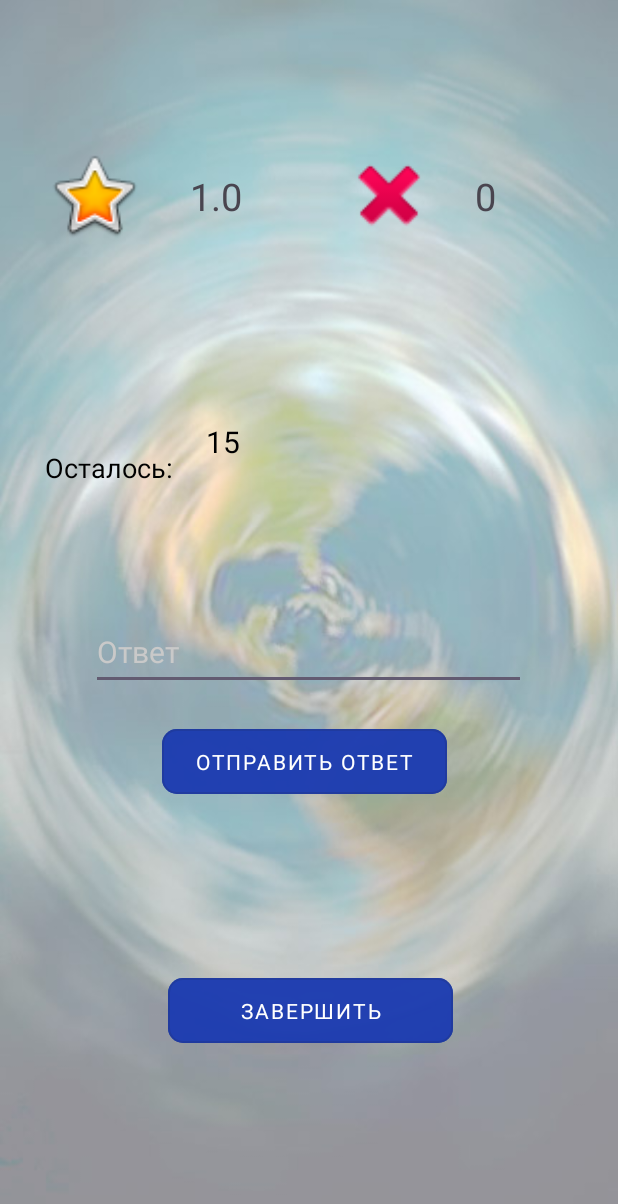
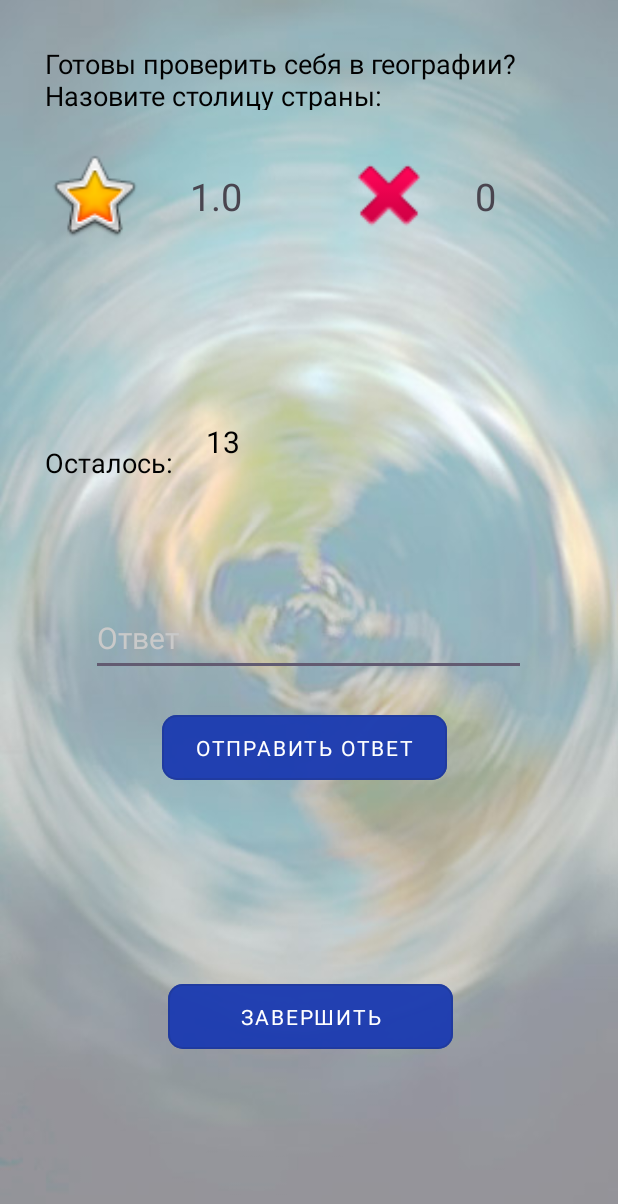
Before and after one commit to Pavel505/ProgrammKINO, an Android app: the TreningActivity screen opened directly, with no data from a screen before it, after a tap on "ОТПРАВИТЬ ОТВЕТ", on a phone screen of 412 x 824 dp. Shown: the top 1204 px of the screen. Run offline under Robolectric (Android 15) with nearby library versions, the phone set to English and light mode, and no system bars; our stand-ins replace Firebase (no records; nobody signed in at launch, a user with empty details on screens opened directly).

Commit message:
Устранение мелких багов

```diff
--- a/app/src/main/java/com/example/progkino3/TreningActivity.java
+++ b/app/src/main/java/com/example/progkino3/TreningActivity.java
@@ -46,7 +46,7 @@ public class TreningActivity extends AppCompatActivity {
     private List<String> listData_capital;
     public int id_q, counter_question, ost_time,no_answer ;
     public float counter;
-    TextView text_answers,text_answers_all,text_time;
+    TextView text_answers,text_answers_all,text_time,text_zagolovok ;
     DatabaseReference  treningGeo1,  ratings;
     EditText editTextAnswer;
     FirebaseDatabase db;
@@ -60,11 +60,13 @@ public class TreningActivity extends AppCompatActivity {
     }
 
     private void init(){
+        text_zagolovok = findViewById(R.id.text_question_zagolovok1);
         text_time = findViewById(R.id.text_time);
         editTextAnswer = findViewById(R.id.answer_capital);
         listView = findViewById(R.id.listCountry);
         text_answers = findViewById(R.id.text_answers);
         text_answers_all = findViewById(R.id.text_answers_all);
+        text_zagolovok.setText("Готовы проверить себя в географии? Назовите столицу страны:");
         text_answers.setText("0");
         text_answers_all.setText("0");
         text_time.setText("10");
@@ -78,7 +80,7 @@ public class TreningActivity extends AppCompatActivity {
     }
     private void getDataFromDB(){
 
-        ost_time = 17;
+        ost_time = 15;
         ValueEventListener vlistener = new ValueEventListener() {
             @Override
             public void onDataChange(@NonNull DataSnapshot dataSnapshot) {
@@ -162,12 +164,13 @@ public class TreningActivity extends AppCompatActivity {
             }
         } else {
             no_answer+=1;
+            Toast toastProverka = Toast.makeText(getApplicationContext(), " Правильный ответ: " + answer,
+                    Toast.LENGTH_SHORT);
+            toastProverka.show();
         }
         editTextAnswer.setText("");
         Log.w(TAG, "Другой ответ " + id_q + " " + answer + " " + answer_znatok);
-        Toast toastProverka = Toast.makeText(getApplicationContext(), "id "+id_q+ " Твой ответ:" + answer_znatok + " Ответ БД: " + answer,
-                Toast.LENGTH_LONG);
-        toastProverka.show();
+
         String counterS = Float.toString(counter);
         String no_answerS = Integer.toString(no_answer);
         text_answers.setText(counterS);
--- a/app/src/main/res/layout/activity_trening.xml
+++ b/app/src/main/res/layout/activity_trening.xml
@@ -70,6 +70,7 @@
         android:layout_width="290dp"
         android:layout_height="50dp"
         android:layout_marginTop="5dp"
+        android:layout_marginBottom="50dp"
         android:hint="@string/answer"
         android:inputType="text"
         android:text=""
@@ -119,7 +120,7 @@
         style="@style/Widget.MaterialComponents.Button.OutlinedButton"
         android:layout_width="190dp"
         android:layout_height="55dp"
-        android:layout_marginTop="3dp"
+        android:layout_marginTop="20dp"
         android:layout_marginRight="6dp"
         android:layout_marginBottom="15dp"
         android:layout_weight="1"
--- a/app/src/main/res/layout/activity_trening_svoyak.xml
+++ b/app/src/main/res/layout/activity_trening_svoyak.xml
@@ -168,9 +168,11 @@
 
     <TextView
         android:id="@+id/textView_tema"
-        android:layout_width="wrap_content"
-        android:layout_height="wrap_content"
+        android:layout_width="0dp"
+        android:layout_height="0dp"
+        android:layout_marginStart="20dp"
         android:layout_marginTop="30dp"
+        android:layout_marginEnd="20dp"
         app:layout_constraintEnd_toStartOf="@+id/textView_title_nominal"
         app:layout_constraintStart_toEndOf="@+id/text_tema"
         app:layout_constraintTop_toBottomOf="@+id/textView_counter" />
--- a/app/src/main/res/layout/admin_activity_eventum.xml
+++ b/app/src/main/res/layout/admin_activity_eventum.xml
@@ -185,13 +185,11 @@
     <ListView
 
         android:id="@+id/list_quest_geo"
-        android:layout_width="305dp"
+        android:layout_width="300dp"
         android:layout_height="200dp"
         android:layout_marginTop="5dp"
-        android:layout_marginEnd="20dp"
         android:scrollbarSize="7dp"
         app:layout_constraintEnd_toEndOf="parent"
-        app:layout_constraintHorizontal_bias="1.0"
         app:layout_constraintStart_toEndOf="@+id/constraintLayout"
         app:layout_constraintTop_toBottomOf="@+id/textView10" />
 
```
Also changed, not shown: app/src/main/java/com/example/progkino3/TutorialActivity.java (+12 -0 lines), app/src/main/res/layout/activity_tutorial.xml (+5 -5 lines).
